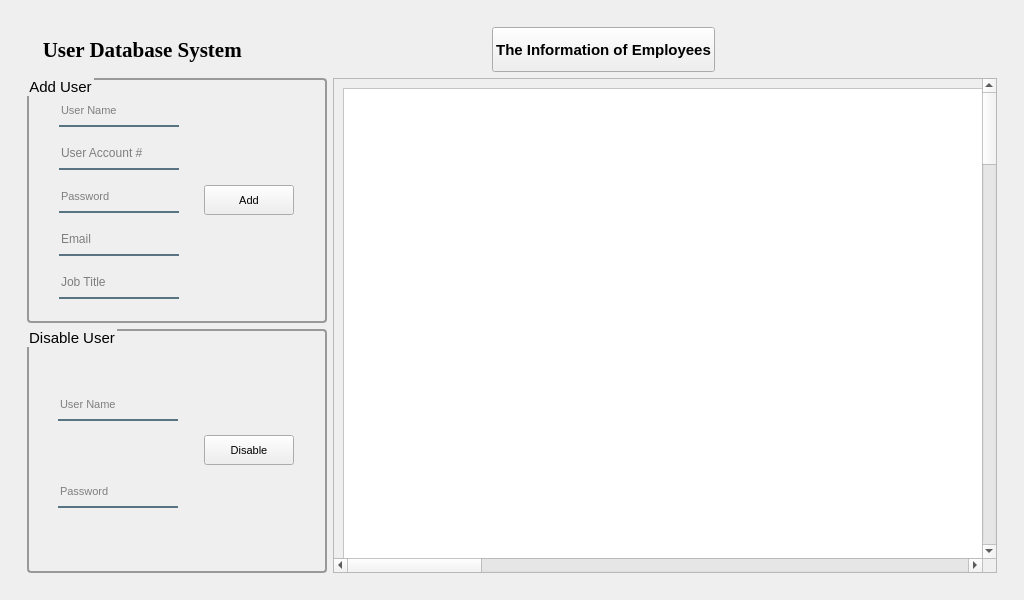
Before: the Qt Designer form UI_design/LoginUI_Design/Admin_Window.ui in ApplyKCL/SNYProject, drawn with Qt 5.
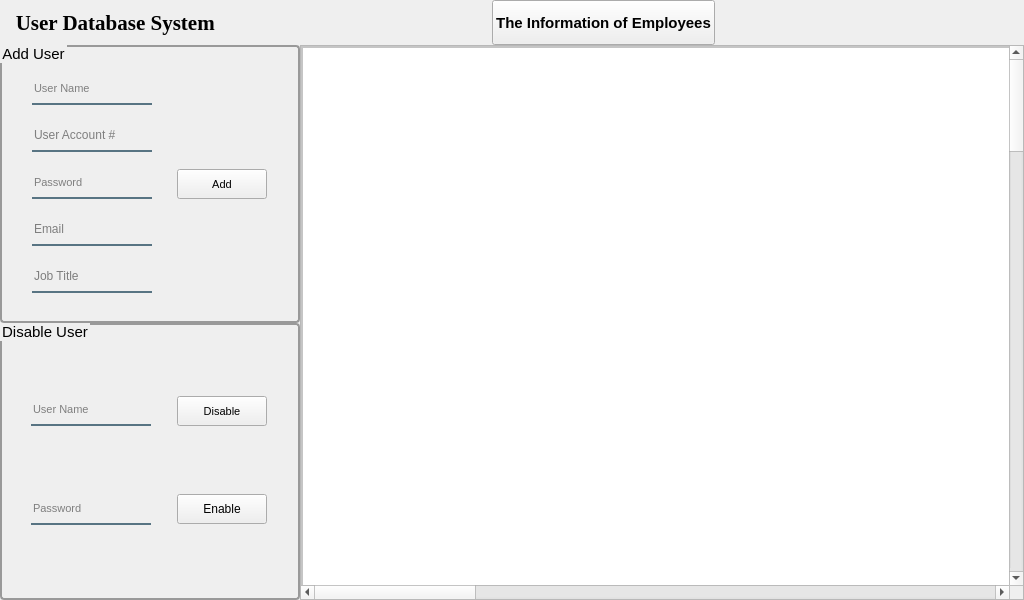
After: the same form once the commit is applied. Icons and pictures are not drawn.

Commit message: add table view, add Enable, and modify size

The edit to the form file:
```diff
--- a/UI_design/LoginUI_Design/Admin_Window.ui
+++ b/UI_design/LoginUI_Design/Admin_Window.ui
@@ -21,6 +21,21 @@
   </property>
   <widget class="QWidget" name="centralwidget">
    <layout class="QHBoxLayout" name="horizontalLayout_15">
+    <property name="spacing">
+     <number>0</number>
+    </property>
+    <property name="leftMargin">
+     <number>0</number>
+    </property>
+    <property name="topMargin">
+     <number>0</number>
+    </property>
+    <property name="rightMargin">
+     <number>0</number>
+    </property>
+    <property name="bottomMargin">
+     <number>0</number>
+    </property>
     <item>
      <widget class="QStackedWidget" name="stackedWidget">
       <property name="currentIndex">
@@ -29,7 +44,7 @@
       <widget class="QWidget" name="Product_System_UI">
        <property name="styleSheet">
         <string notr="true">QWidget#widget{
-background-color: qlineargradient(spread:pad, x1:0.5, y1:0, x2:0.5, y2:1, stop:0.0284091 rgba(255, 252, 155), stop:0.9375 rgba(255, 255, 255, 255));
+background-color: qlineargradient(spread:pad, x1:0.5, y1:0, x2:0.5, y2:1, stop:0.0284091 rgb(240, 240, 240), stop:0.9375 rgba(255, 255, 255, 255));
 
 border-radius: 14;
 }
@@ -71,6 +86,21 @@
            </size>
           </property>
           <layout class="QVBoxLayout" name="verticalLayout_5">
+           <property name="spacing">
+            <number>0</number>
+           </property>
+           <property name="leftMargin">
+            <number>0</number>
+           </property>
+           <property name="topMargin">
+            <number>0</number>
+           </property>
+           <property name="rightMargin">
+            <number>0</number>
+           </property>
+           <property name="bottomMargin">
+            <number>0</number>
+           </property>
            <item>
             <layout class="QHBoxLayout" name="horizontalLayout_6">
              <property name="spacing">
@@ -78,6 +108,9 @@
              </property>
              <item>
               <layout class="QHBoxLayout" name="horizontalLayout_5">
+               <property name="spacing">
+                <number>0</number>
+               </property>
                <item>
                 <widget class="QLabel" name="workflow_database_system">
                  <property name="font">
@@ -169,8 +202,14 @@
            </item>
            <item>
             <layout class="QHBoxLayout" name="horizontalLayout_4">
+             <property name="spacing">
+              <number>0</number>
+             </property>
              <item>
               <layout class="QVBoxLayout" name="verticalLayout_4">
+               <property name="spacing">
+                <number>0</number>
+               </property>
                <item>
                 <widget class="QScrollArea" name="scrollArea_2">
                  <property name="widgetResizable">
@@ -181,11 +220,26 @@
                    <rect>
                     <x>0</x>
                     <y>0</y>
-                    <width>3022</width>
-                    <height>3022</height>
+                    <width>3000</width>
+                    <height>3000</height>
                    </rect>
                   </property>
                   <layout class="QVBoxLayout" name="verticalLayout_2">
+                   <property name="spacing">
+                    <number>0</number>
+                   </property>
+                   <property name="leftMargin">
+                    <number>0</number>
+                   </property>
+                   <property name="topMargin">
+                    <number>0</number>
+                   </property>
+                   <property name="rightMargin">
+                    <number>0</number>
+                   </property>
+                   <property name="bottomMargin">
+                    <number>0</number>
+                   </property>
                    <item>
                     <widget class="QFrame" name="frame_2">
                      <property name="minimumSize">
@@ -203,6 +257,26 @@
                      <property name="frameShadow">
                       <enum>QFrame::Raised</enum>
                      </property>
+                     <layout class="QVBoxLayout" name="verticalLayout_7">
+                      <property name="spacing">
+                       <number>0</number>
+                      </property>
+                      <property name="leftMargin">
+                       <number>0</number>
+                      </property>
+                      <property name="topMargin">
+                       <number>0</number>
+                      </property>
+                      <property name="rightMargin">
+                       <number>0</number>
+                      </property>
+                      <property name="bottomMargin">
+                       <number>0</number>
+                      </property>
+                      <item>
+                       <widget class="QTableView" name="tableView_workflow"/>
+                      </item>
+                     </layout>
                     </widget>
                    </item>
                   </layout>
@@ -221,7 +295,7 @@
       <widget class="QWidget" name="User_System_UI">
        <property name="styleSheet">
         <string notr="true">QWidget#widget{
-background-color: qlineargradient(spread:pad, x1:0.5, y1:0, x2:0.5, y2:1, stop:0.0284091 rgba(255, 252, 155), stop:0.9375 rgba(255, 255, 255, 255));
+background-color: qlineargradient(spread:pad, x1:0.5, y1:0, x2:0.5, y2:1, stop:0.0284091 rgb(240, 240, 240), stop:0.9375 rgba(255, 255, 255, 255));
 
 border-radius: 14;
 }
@@ -239,6 +313,21 @@
 }</string>
        </property>
        <layout class="QVBoxLayout" name="verticalLayout_6">
+        <property name="spacing">
+         <number>0</number>
+        </property>
+        <property name="leftMargin">
+         <number>0</number>
+        </property>
+        <property name="topMargin">
+         <number>0</number>
+        </property>
+        <property name="rightMargin">
+         <number>0</number>
+        </property>
+        <property name="bottomMargin">
+         <number>0</number>
+        </property>
         <item>
          <widget class="QWidget" name="widget_2" native="true">
           <property name="minimumSize">
@@ -248,13 +337,31 @@
            </size>
           </property>
           <layout class="QVBoxLayout" name="verticalLayout_10">
+           <property name="spacing">
+            <number>0</number>
+           </property>
+           <property name="leftMargin">
+            <number>0</number>
+           </property>
+           <property name="topMargin">
+            <number>0</number>
+           </property>
+           <property name="rightMargin">
+            <number>0</number>
+           </property>
+           <property name="bottomMargin">
+            <number>0</number>
+           </property>
            <item>
             <layout class="QHBoxLayout" name="horizontalLayout_10">
              <property name="spacing">
-              <number>7</number>
+              <number>0</number>
              </property>
              <item>
               <layout class="QHBoxLayout" name="horizontalLayout_11">
+               <property name="spacing">
+                <number>0</number>
+               </property>
                <item>
                 <widget class="QLabel" name="user_database_system">
                  <property name="font">
@@ -345,8 +452,14 @@
            </item>
            <item>
             <layout class="QHBoxLayout" name="horizontalLayout_12">
+             <property name="spacing">
+              <number>0</number>
+             </property>
              <item>
               <layout class="QVBoxLayout" name="verticalLayout_11">
+               <property name="spacing">
+                <number>0</number>
+               </property>
                <item>
                 <widget class="QGroupBox" name="groupBox_4">
                  <property name="minimumSize">
@@ -387,7 +500,7 @@
                   <item>
                    <layout class="QVBoxLayout" name="verticalLayout_12">
                     <property name="spacing">
-                     <number>7</number>
+                     <number>0</number>
                     </property>
                     <item>
                      <widget class="QLineEdit" name="add_user_of_user_name_lineEdit_2">
@@ -566,6 +679,9 @@
                    <bold>false</bold>
                   </font>
                  </property>
+                 <property name="styleSheet">
+                  <string notr="true"/>
+                 </property>
                  <property name="title">
                   <string>Disable User</string>
                  </property>
@@ -575,6 +691,12 @@
                   </property>
                   <item>
                    <layout class="QVBoxLayout" name="verticalLayout_13">
+                    <property name="spacing">
+                     <number>7</number>
+                    </property>
+                    <property name="rightMargin">
+                     <number>0</number>
+                    </property>
                     <item>
                      <widget class="QLineEdit" name="disable_user_name">
                       <property name="maximumSize">
@@ -628,30 +750,53 @@
                    </layout>
                   </item>
                   <item>
-                   <widget class="QPushButton" name="disable_user_pushButton_2">
-                    <property name="minimumSize">
-                     <size>
-                      <width>90</width>
-                      <height>30</height>
-                     </size>
-                    </property>
-                    <property name="maximumSize">
-                     <size>
-                      <width>90</width>
-                      <height>30</height>
-                     </size>
-                    </property>
-                    <property name="font">
-                     <font>
-                      <pointsize>8</pointsize>
-                      <weight>50</weight>
-                      <bold>false</bold>
-                     </font>
-                    </property>
-                    <property name="text">
-                     <string>Disable</string>
-                    </property>
-                   </widget>
+                   <layout class="QVBoxLayout" name="verticalLayout_16">
+                    <item>
+                     <widget class="QPushButton" name="disable_user_pushButton_2">
+                      <property name="minimumSize">
+                       <size>
+                        <width>90</width>
+                        <height>30</height>
+                       </size>
+                      </property>
+                      <property name="maximumSize">
+                       <size>
+                        <width>90</width>
+                        <height>30</height>
+                       </size>
+                      </property>
+                      <property name="font">
+                       <font>
+                        <pointsize>8</pointsize>
+                        <weight>50</weight>
+                        <bold>false</bold>
+                       </font>
+                      </property>
+                      <property name="text">
+                       <string>Disable</string>
+                      </property>
+                     </widget>
+                    </item>
+                    <item>
+                     <widget class="QPushButton" name="enable_user_pushButton_2">
+                      <property name="minimumSize">
+                       <size>
+                        <width>90</width>
+                        <height>30</height>
+                       </size>
+                      </property>
+                      <property name="maximumSize">
+                       <size>
+                        <width>90</width>
+                        <height>30</height>
+                       </size>
+                      </property>
+                      <property name="text">
+                       <string>Enable</string>
+                      </property>
+                     </widget>
+                    </item>
+                   </layout>
                   </item>
                  </layout>
                 </widget>
@@ -668,11 +813,26 @@
                  <rect>
                   <x>0</x>
                   <y>0</y>
-                  <width>3022</width>
-                  <height>3022</height>
+                  <width>3000</width>
+                  <height>3000</height>
                  </rect>
                 </property>
                 <layout class="QVBoxLayout" name="verticalLayout">
+                 <property name="spacing">
+                  <number>0</number>
+                 </property>
+                 <property name="leftMargin">
+                  <number>0</number>
+                 </property>
+                 <property name="topMargin">
+                  <number>0</number>
+                 </property>
+                 <property name="rightMargin">
+                  <number>0</number>
+                 </property>
+                 <property name="bottomMargin">
+                  <number>0</number>
+                 </property>
                  <item>
                   <widget class="QFrame" name="frame">
                    <property name="minimumSize">
@@ -690,6 +850,26 @@
                    <property name="frameShadow">
                     <enum>QFrame::Raised</enum>
                    </property>
+                   <layout class="QVBoxLayout" name="verticalLayout_3">
+                    <property name="spacing">
+                     <number>0</number>
+                    </property>
+                    <property name="leftMargin">
+                     <number>0</number>
+                    </property>
+                    <property name="topMargin">
+                     <number>0</number>
+                    </property>
+                    <property name="rightMargin">
+                     <number>0</number>
+                    </property>
+                    <property name="bottomMargin">
+                     <number>0</number>
+                    </property>
+                    <item>
+                     <widget class="QTableView" name="tableView_employee"/>
+                    </item>
+                   </layout>
                   </widget>
                  </item>
                 </layout>
```
The commit also changes 1 other file.
